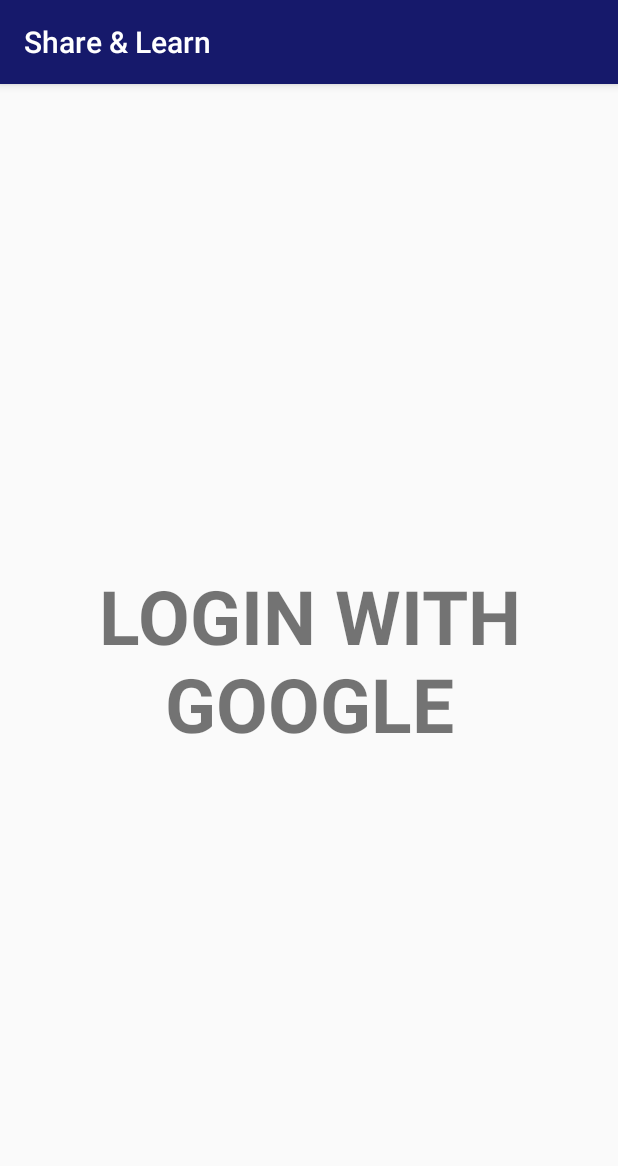
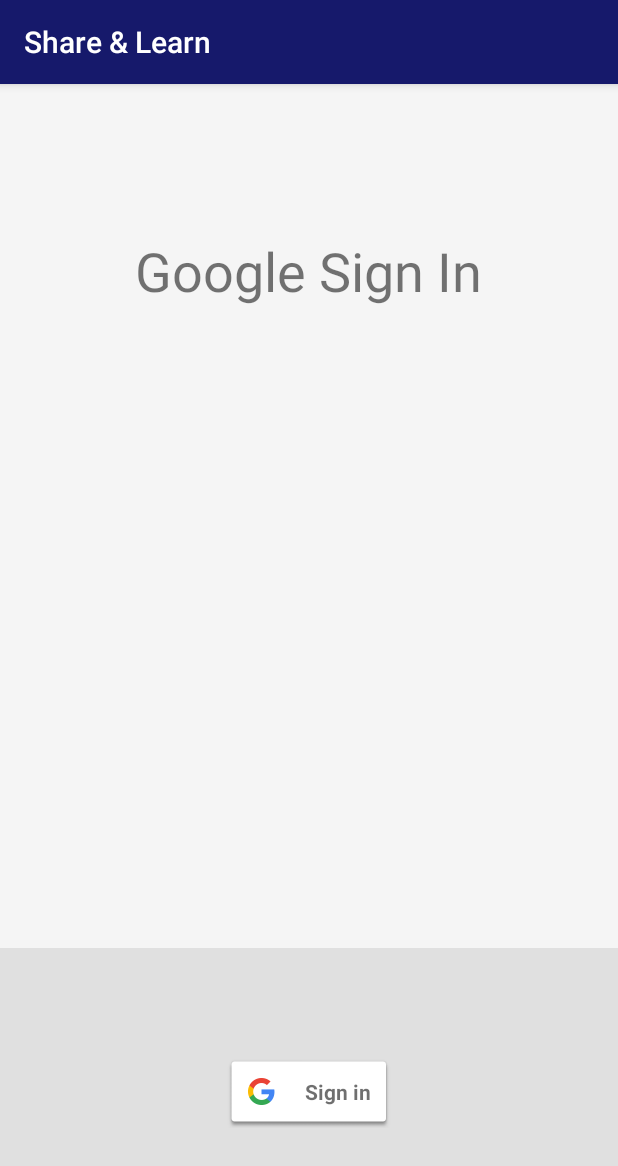
Before and after one commit to defender01/ShareAndLearn, an Android app: the LoginWithGoogle screen opened directly, with no data from a screen before it, on a phone screen of 412 x 824 dp. Shown: the top 1166 px of the screen. Run offline under Robolectric (Android 15) with nearby library versions, the phone set to English and light mode, and no system bars; our stand-ins replace Firebase (no records; nobody signed in at launch, a user with empty details on screens opened directly).

Commit message:
Google Sign In Done

```diff
--- a/app/src/main/java/com/example/sakib23arko/shareandlearn/LoginWithGoogle.java
+++ b/app/src/main/java/com/example/sakib23arko/shareandlearn/LoginWithGoogle.java
@@ -1,16 +1,124 @@
 package com.example.sakib23arko.shareandlearn;
 
-import android.support.v7.app.AppCompatActivity;
+import android.content.Intent;
 import android.os.Bundle;
+import android.support.annotation.NonNull;
+import android.support.design.widget.Snackbar;
+import android.util.Log;
+import android.view.View;
+import com.google.android.gms.auth.api.signin.GoogleSignIn;
+import com.google.android.gms.auth.api.signin.GoogleSignInAccount;
+import com.google.android.gms.auth.api.signin.GoogleSignInClient;
+import com.google.android.gms.auth.api.signin.GoogleSignInOptions;
+import com.google.android.gms.common.api.ApiException;
+import com.google.android.gms.tasks.OnCompleteListener;
+import com.google.android.gms.tasks.Task;
+import com.google.firebase.auth.AuthCredential;
+import com.google.firebase.auth.AuthResult;
+import com.google.firebase.auth.FirebaseAuth;
+import com.google.firebase.auth.FirebaseUser;
+import com.google.firebase.auth.GoogleAuthProvider;
 
-import com.example.sakib23arko.shareandlearn.R;
+public class LoginWithGoogle extends BaseActivity implements
+        View.OnClickListener {
 
-
-public class LoginWithGoogle extends AppCompatActivity {
+    private static final String TAG = "GoogleActivity";
+    private static final int RC_SIGN_IN = 9001;
+    private FirebaseAuth mAuth;
+    private GoogleSignInClient mGoogleSignInClient;
 
     @Override
     protected void onCreate(Bundle savedInstanceState) {
         super.onCreate(savedInstanceState);
-        setContentView(R.layout.activity_login_with_google);
+        setContentView(R.layout.activity_google);
+
+        findViewById(R.id.signInButton).setOnClickListener(this);
+
+        GoogleSignInOptions gso = new GoogleSignInOptions.Builder(GoogleSignInOptions.DEFAULT_SIGN_IN)
+                .requestIdToken(getString(R.string.default_web_client_id))
+                .requestEmail()
+                .build();
+
+        mGoogleSignInClient = GoogleSignIn.getClient(this, gso);
+        mAuth = FirebaseAuth.getInstance();
+    }
+
+    @Override
+    public void onStart() {
+        super.onStart();
+    }
+
+    @Override
+    public void onActivityResult(int requestCode, int resultCode, Intent data) {
+        super.onActivityResult(requestCode, resultCode, data);
+
+        if (requestCode == RC_SIGN_IN) {
+            mAuth.signOut();
+
+            Task<GoogleSignInAccount> task = GoogleSignIn.getSignedInAccountFromIntent(data);
+            try {
+                GoogleSignInAccount account = task.getResult(ApiException.class);
+                firebaseAuthWithGoogle(account);
+            } catch (ApiException e) {
+                Log.w(TAG, "Google sign in failed", e);
+                updateUI(null);
+            }
+        }
+    }
+
+    private void firebaseAuthWithGoogle(GoogleSignInAccount acct) {
+        showProgressDialog();
+
+        AuthCredential credential = GoogleAuthProvider.getCredential(acct.getIdToken(), null);
+        mAuth.signInWithCredential(credential)
+                .addOnCompleteListener(this, new OnCompleteListener<AuthResult>() {
+                    @Override
+                    public void onComplete(@NonNull Task<AuthResult> task) {
+                        if (task.isSuccessful()) {
+                            FirebaseUser user = mAuth.getCurrentUser();
+                            updateUI(user);
+                        } else {
+                            Snackbar.make(findViewById(R.id.main_layout), "Authentication Failed.", Snackbar.LENGTH_SHORT).show();
+                            updateUI(null);
+                        }
+                        hideProgressDialog();
+                    }
+                });
+    }
+
+    private void signIn() {
+        Intent signInIntent = mGoogleSignInClient.getSignInIntent();
+        startActivityForResult(signInIntent, RC_SIGN_IN);
+    }
+
+    private void signOut() { // disconnect
+        mAuth.signOut();
+        mGoogleSignInClient.revokeAccess().addOnCompleteListener(this,
+                new OnCompleteListener<Void>() {
+                    @Override
+                    public void onComplete(@NonNull Task<Void> task) {
+                    }
+                });
+    }
+
+    private void updateUI(FirebaseUser user) {
+        hideProgressDialog();
+        if (user != null) {
+            finish();
+            startActivity(new Intent(LoginWithGoogle.this, Homepage.class));
+        } else {
+            finish();
+            signOut();
+            startActivity(new Intent(LoginWithGoogle.this, MainActivity.class));
+          }
+    }
+
+    @Override
+    public void onClick(View v) {
+        int i = v.getId();
+        if (i == R.id.signInButton) {
+            signOut();
+            signIn();
+        }
     }
 }
--- a/app/src/main/java/com/example/sakib23arko/shareandlearn/MainActivity.java
+++ b/app/src/main/java/com/example/sakib23arko/shareandlearn/MainActivity.java
@@ -110,6 +110,8 @@ public class MainActivity extends AppCompatActivity implements View.OnClickListe
             startActivity(new Intent(MainActivity.this,SignupActivity.class));
         }
         if(v.getId()==R.id.loginGoogleId){
+            finish();
+            startActivity(new Intent(MainActivity.this,LoginWithGoogle.class));
 
         }
         if(v.getId()==R.id.loginFacebookId){
--- /dev/null
+++ b/app/src/main/res/layout/activity_google.xml
@@ -0,0 +1,49 @@
+<LinearLayout xmlns:android="http://schemas.android.com/apk/res/android"
+    xmlns:tools="http://schemas.android.com/tools"
+    android:id="@+id/main_layout"
+    android:layout_width="match_parent"
+    android:layout_height="match_parent"
+    android:background="@color/grey_100"
+    android:orientation="vertical"
+    android:weightSum="4">
+
+    <LinearLayout
+        android:layout_width="match_parent"
+        android:layout_height="0dp"
+        android:layout_weight="3"
+        android:gravity="center_horizontal"
+        android:orientation="vertical">
+
+
+        <TextView
+            android:paddingTop="100dp"
+            android:id="@+id/titleText"
+            android:layout_width="wrap_content"
+            android:layout_height="wrap_content"
+            android:layout_marginBottom="@dimen/title_bottom_margin"
+            android:text="@string/google_title_text"
+            android:theme="@style/ThemeOverlay.MyTitleText" />
+
+
+
+    </LinearLayout>
+
+
+    <RelativeLayout
+        android:layout_width="match_parent"
+        android:layout_height="0dp"
+        android:layout_weight="1"
+        android:background="@color/grey_300">
+
+        <com.google.android.gms.common.SignInButton
+            android:id="@+id/signInButton"
+            android:layout_width="wrap_content"
+            android:layout_height="wrap_content"
+            android:layout_centerInParent="true"
+            android:visibility="visible"
+            tools:visibility="gone" />
+
+
+    </RelativeLayout>
+
+</LinearLayout>
--- a/app/src/main/res/layout/activity_login_with_google.xml
+++ /dev/null
@@ -1,19 +0,0 @@
-<?xml version="1.0" encoding="utf-8"?>
-<LinearLayout xmlns:android="http://schemas.android.com/apk/res/android"
-    xmlns:app="http://schemas.android.com/apk/res-auto"
-    xmlns:tools="http://schemas.android.com/tools"
-    android:layout_width="match_parent"
-    android:layout_height="match_parent"
-    android:gravity="center"
-    tools:context=".LoginWithGoogle">
-
-    <TextView
-        android:layout_width="match_parent"
-        android:layout_height="match_parent"
-        android:gravity="center"
-
-        android:text="@string/login_with_google"
-        android:textSize="50sp"
-        android:textStyle="bold"
-        />
-</LinearLayout>
```
Also changed, not shown: app/src/main/res/layout/activity_login_with_facebook.xml (deleted, +0 -18 lines).
